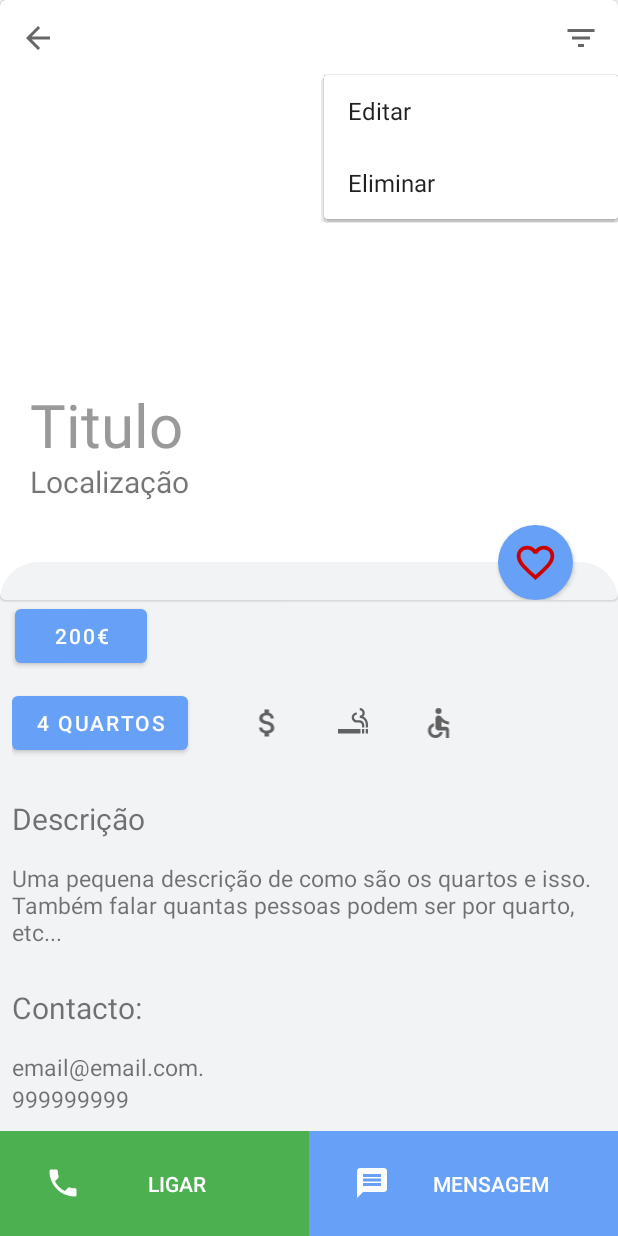
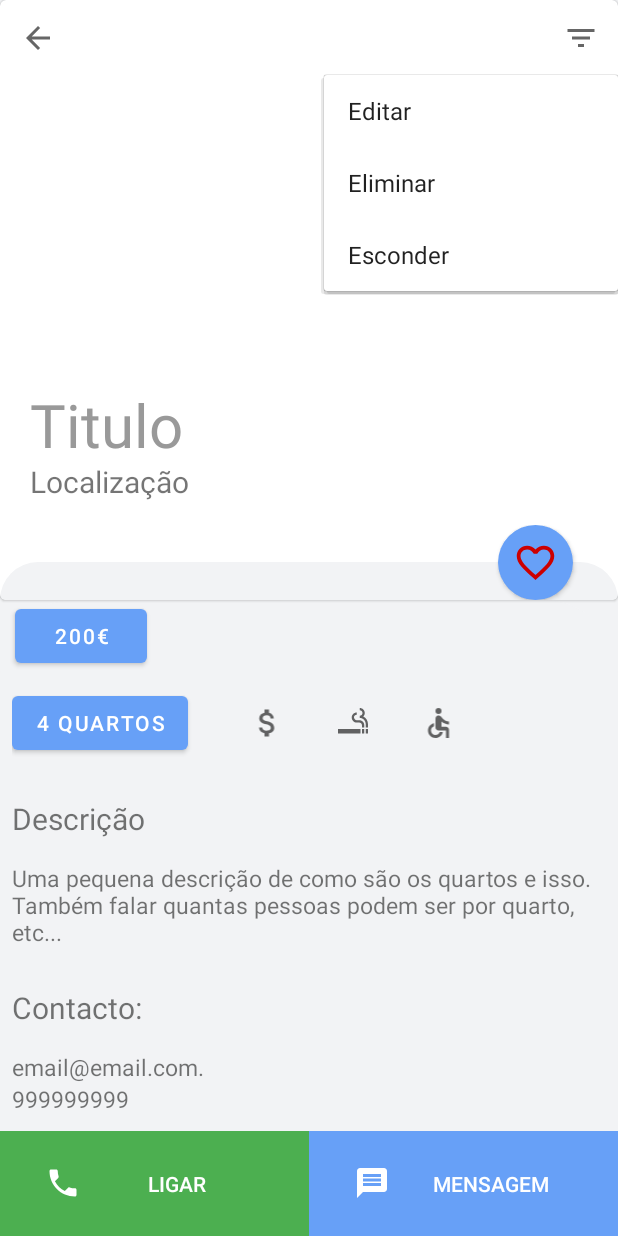
Before and after one commit to CVB-999999999/CM-TP, an Android app: the VerAnuncio screen opened directly, with no data from a screen before it, after a tap on an icon or button, on a phone screen of 412 x 824 dp. Run offline under Robolectric (Android 15) with nearby library versions, the phone set to English and light mode, and no system bars; our stand-ins replace Firebase (no records; nobody signed in at launch, a user with empty details on screens opened directly), Picasso; pictures from the network do not load; 3 statements that could not run were skipped.

Commit message:
muito triste esta vida

```diff
--- a/app/src/main/res/menu/menu_editar.xml
+++ b/app/src/main/res/menu/menu_editar.xml
@@ -10,4 +10,9 @@
         android:id="@+id/eliminar"
         android:title="Eliminar"
         app:showAsAction="never"/>
+
+    <item
+        android:id="@+id/esconder"
+        android:title="Esconder"
+        app:showAsAction="never"/>
 </menu>
```
Also changed, not shown: app/src/main/AndroidManifest.xml (+5 -2 lines), app/src/main/java/com/example/bd/VerAnuncio.kt (+27 -4 lines).
